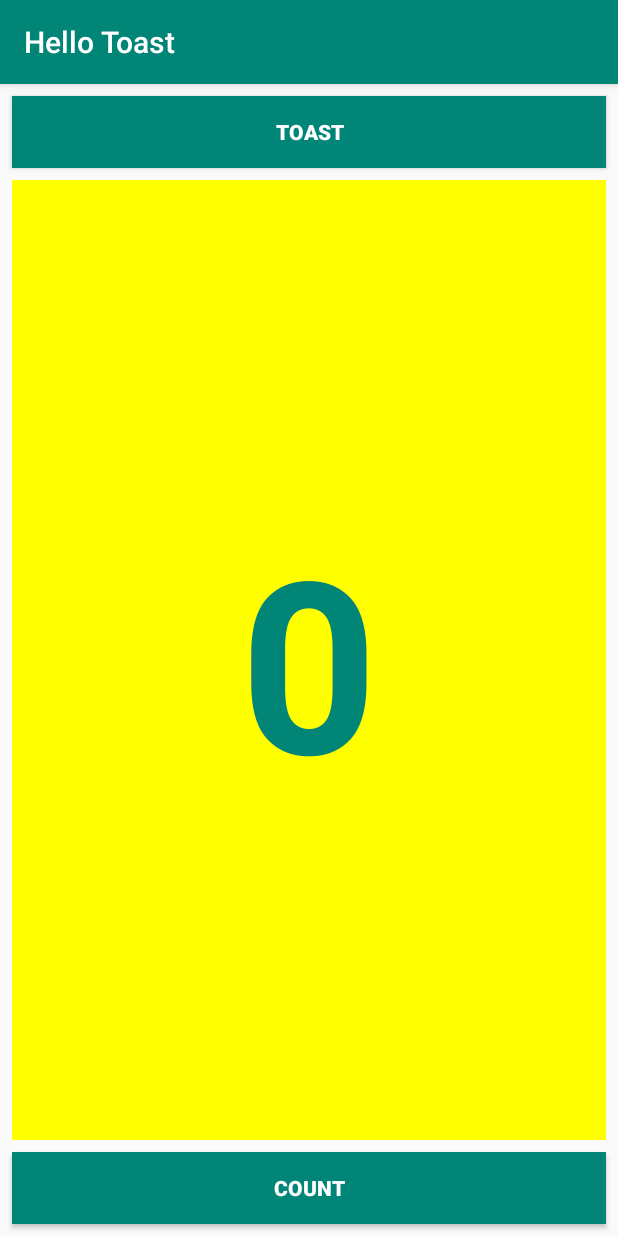
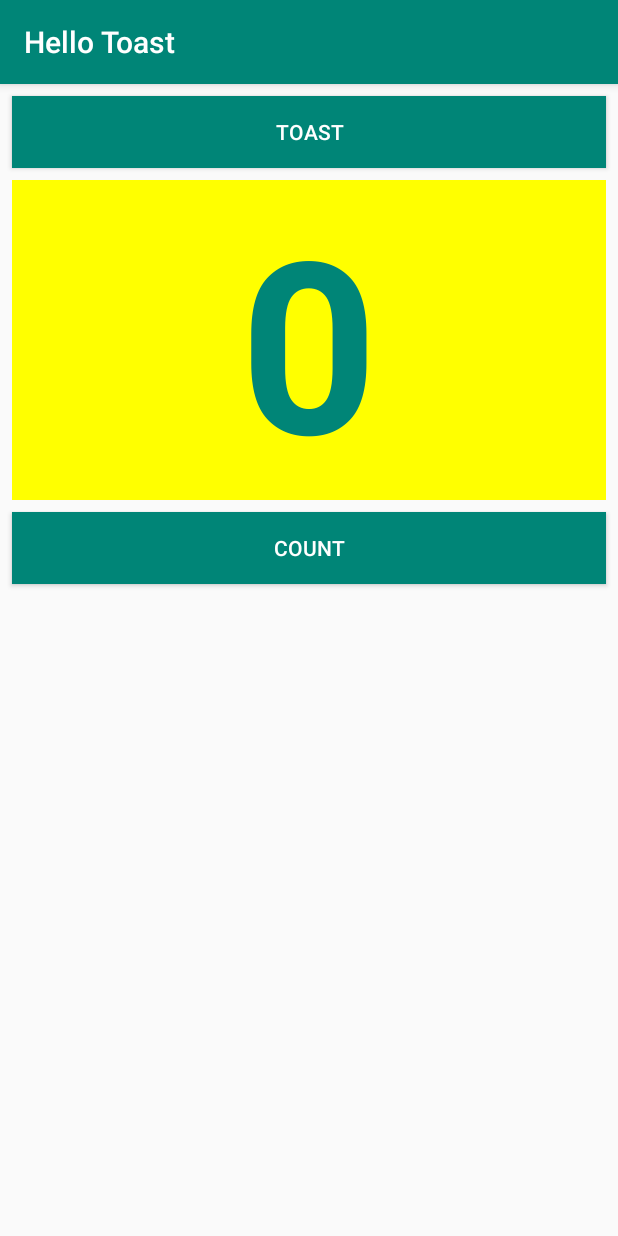
Before and after one commit to koolrik/MADExercises, an Android app: the screen it shows after launch (MainActivity), on a phone screen of 412 x 824 dp. Run offline under Robolectric (Android 15) with nearby library versions, the phone set to English and light mode, and no system bars.

Commit message:
Layout updated.

```diff
--- a/Week1/HelloToast/app/src/main/res/layout-sw600dp/activity_main.xml
+++ b/Week1/HelloToast/app/src/main/res/layout-sw600dp/activity_main.xml
@@ -12,7 +12,7 @@
         android:layout_height="wrap_content"
         android:layout_marginStart="8dp"
         android:layout_marginLeft="8dp"
-        android:layout_marginTop="16dp"
+        android:layout_marginTop="8dp"
         android:background="@color/colorPrimary"
         android:onClick="showToast"
         android:text="@string/button_label_toast"
@@ -28,6 +28,8 @@
         android:layout_height="wrap_content"
         android:layout_marginStart="8dp"
         android:layout_marginLeft="8dp"
+        android:layout_marginEnd="8dp"
+        android:layout_marginRight="8dp"
         android:background="@color/colorPrimary"
         android:onClick="countUp"
         android:text="@string/button_label_count"
@@ -35,6 +37,7 @@
         android:textSize="60sp"
         android:textStyle="bold"
         app:layout_constraintBaseline_toBaselineOf="@+id/button_toast"
+        app:layout_constraintEnd_toEndOf="parent"
         app:layout_constraintStart_toEndOf="@+id/button_toast" />
 
     <TextView
--- a/Week1/HelloToast/app/src/main/res/layout/activity_main.xml
+++ b/Week1/HelloToast/app/src/main/res/layout/activity_main.xml
@@ -1,64 +1,54 @@
 <?xml version="1.0" encoding="utf-8"?>
-<android.support.constraint.ConstraintLayout xmlns:android="http://schemas.android.com/apk/res/android"
+<RelativeLayout xmlns:android="http://schemas.android.com/apk/res/android"
     xmlns:app="http://schemas.android.com/apk/res-auto"
     xmlns:tools="http://schemas.android.com/tools"
     android:layout_width="match_parent"
     android:layout_height="match_parent"
+    android:orientation="vertical"
     tools:context=".MainActivity">
 
     <Button
         android:id="@+id/button_toast"
-        android:layout_width="0dp"
+        android:layout_width="match_parent"
         android:layout_height="wrap_content"
+        android:layout_marginEnd="8dp"
         android:layout_marginStart="8dp"
-        android:layout_marginLeft="8dp"
         android:layout_marginTop="8dp"
+        android:background="@color/colorPrimary"
+        android:onClick="showToast"
+        android:text="@string/button_label_toast"
+        android:textColor="@android:color/white" />
+
+    <TextView
+        android:id="@+id/show_count"
+        android:layout_width="match_parent"
+        android:layout_height="wrap_content"
+        android:gravity="center_vertical"
+        android:layout_marginBottom="8dp"
         android:layout_marginEnd="8dp"
-        android:layout_marginRight="8dp"
-        android:background="@color/colorPrimary"
-        android:text="@string/button_label_toast"
-        android:textColor="@android:color/white"
+        android:layout_marginStart="8dp"
+        android:layout_marginTop="8dp"
+        android:background="#FFFF00"
+        android:text="@string/count_initial_value"
+        android:textAlignment="center"
+        android:textColor="@color/colorPrimary"
+        android:textSize="160sp"
         android:textStyle="bold"
-        app:layout_constraintEnd_toEndOf="parent"
-        app:layout_constraintStart_toStartOf="parent"
-        app:layout_constraintTop_toTopOf="parent"
-        android:onClick="showToast" />
+        android:layout_below="@+id/button_toast"
+        android:layout_alignParentLeft="true"
+        android:layout_alignParentStart="true" />
 
     <Button
         android:id="@+id/button_count"
-        android:layout_width="0dp"
+        android:layout_width="match_parent"
         android:layout_height="wrap_content"
+        android:layout_marginBottom="8dp"
+        android:layout_marginEnd="8dp"
         android:layout_marginStart="8dp"
-        android:layout_marginLeft="8dp"
-        android:layout_marginEnd="8dp"
-        android:layout_marginRight="8dp"
-        android:layout_marginBottom="8dp"
         android:background="@color/colorPrimary"
+        android:onClick="countUp"
         android:text="@string/button_label_count"
         android:textColor="@android:color/white"
-        android:textStyle="bold"
-        app:layout_constraintBottom_toBottomOf="parent"
-        app:layout_constraintEnd_toEndOf="parent"
-        app:layout_constraintStart_toStartOf="parent"
-        android:onClick="countUp" />
-
-    <TextView
-        android:id="@+id/show_count"
-        android:layout_width="0dp"
-        android:layout_height="0dp"
-        android:layout_marginLeft="8dp"
-        android:layout_marginTop="8dp"
-        android:layout_marginRight="8dp"
-        android:layout_marginBottom="8dp"
-        android:background="#FFFF00"
-        android:gravity="center"
-        android:text="@string/count_initial_value"
-        android:textColor="@color/colorPrimary"
-        android:textSize="160sp"
-        android:textStyle="bold"
-        app:layout_constraintBottom_toTopOf="@+id/button_count"
-        app:layout_constraintLeft_toLeftOf="parent"
-        app:layout_constraintRight_toRightOf="parent"
-        app:layout_constraintTop_toBottomOf="@+id/button_toast" />
-
-</android.support.constraint.ConstraintLayout>
+        android:layout_below="@+id/show_count"
+        android:layout_centerHorizontal="true"/>
+</RelativeLayout>
```
